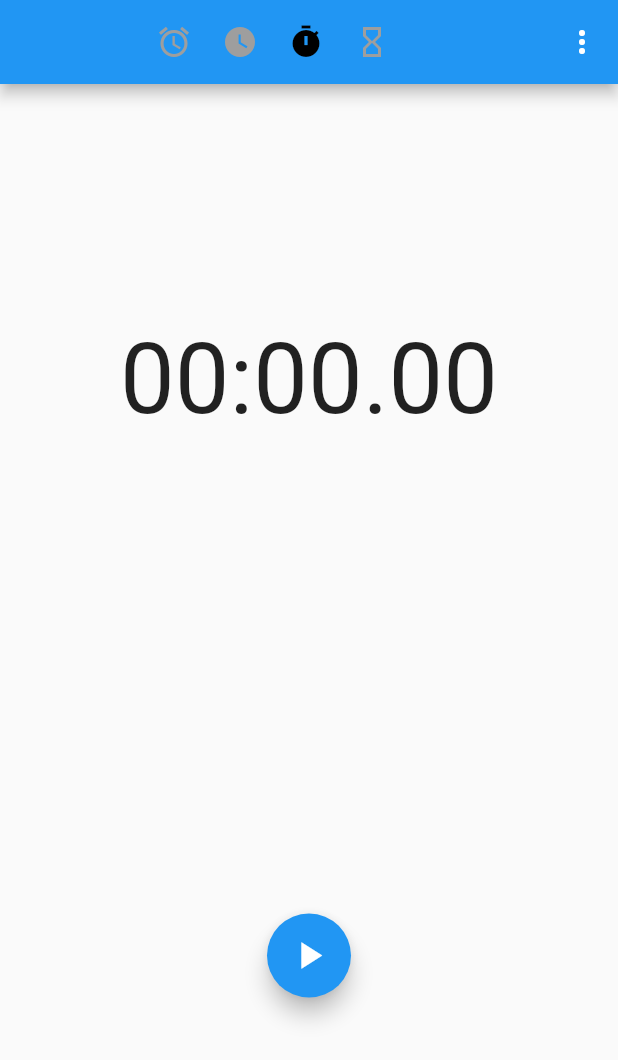
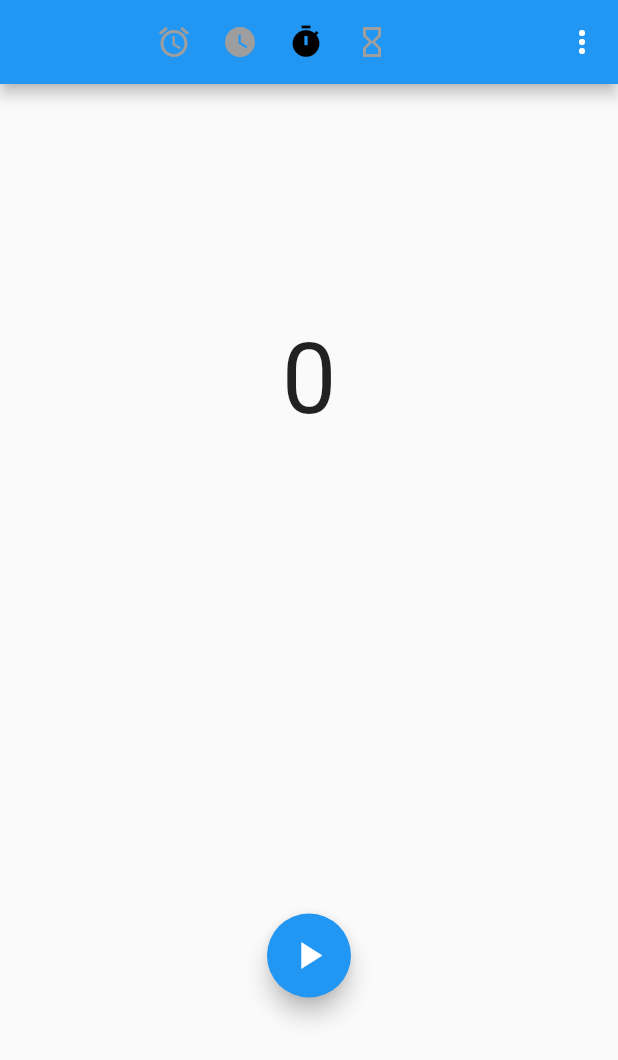
Before and after one commit to 20sw084/Clock, a Flutter app: the screen it shows after launch, after a tap on the "add" icon, after a tap on the "watch later" icon, after a tap on the "timer" icon, on a phone screen of 412 x 824 dp. Shown: the top 1060 px of the screen. Run offline on Flutter 3.47's test engine with Material 2 defaults, Android fonts, the phone set to English and light mode, and no system bars; our stand-ins replace analog_clock, flutter_native_timezone; missing offline and left inert: alphabet_scroll_view.

Commit message:
2nd prt UI done

```diff
--- a/lib/static_screen.dart
+++ b/lib/static_screen.dart
@@ -15,6 +15,7 @@ class _AlarmScreenState extends State<AlarmScreen> {
   int alarmItems = 5;
   int timezoneItems = 5;
   final stopwatch = Stopwatch();
+
   @override
   Widget build(BuildContext context) {
     return SafeArea(
@@ -126,7 +127,11 @@ class _AlarmScreenState extends State<AlarmScreen> {
                         padding: const EdgeInsets.all(50.0),
                         child: Column(
                           children: [
-                          Text("06:30:50",style: TextStyle(fontSize: 40,fontWeight: FontWeight.bold),),
+                            Text(
+                              "06:30:50",
+                              style: TextStyle(
+                                  fontSize: 40, fontWeight: FontWeight.bold),
+                            ),
                             Text("Current: 26/05/2023"),
                           ],
                         ),
@@ -152,7 +157,9 @@ class _AlarmScreenState extends State<AlarmScreen> {
                                   });
                                   Navigator.push(
                                     context,
-                                  MaterialPageRoute(builder: (context) => const SelectCityScreen()),
+                                    MaterialPageRoute(
+                                        builder: (context) =>
+                                            const SelectCityScreen()),
                                   );
                                 }),
                                 child: Icon(Icons.add),
@@ -168,21 +175,47 @@ class _AlarmScreenState extends State<AlarmScreen> {
                         child: Column(
                           mainAxisAlignment: MainAxisAlignment.spaceAround,
                           children: [
-                          Text("00:00.00", style: TextStyle(fontSize: 65,),),
-                          ((stopwatch.isRunning)?Row(
+                            Text(
+                              stopwatch.elapsedMilliseconds.toString(),
+                              style: TextStyle(
+                                fontSize: 65,
+                              ),
+                            ),
+                            ((stopwatch.isRunning)
+                                ? Row(
+                                    mainAxisAlignment:
+                                        MainAxisAlignment.spaceEvenly,
                                     children: [
                                       FloatingActionButton(
                                         onPressed: null,
-                                child: Icon(Icons.reset_tv,size: 30,),//Icon(Icons.play_arrow,size: 30,),
+                                        child: Icon(
+                                          Icons.reset_tv,
+                                          size: 30,
+                                        ), //Icon(Icons.play_arrow,size: 30,),
                                       ),
                                       FloatingActionButton(
-                                onPressed: null,
-                                child: Icon(Icons.pause,size: 30,),//Icon(Icons.play_arrow,size: 30,),
+                                        onPressed: () {
+                                          setState(() {
+                                            stopwatch.stop();
+                                          });
+                                        },
+                                        child: Icon(
+                                          Icons.pause,
+                                          size: 30,
+                                        ), //Icon(Icons.play_arrow,size: 30,),
                                       ),
                                     ],
-                          ):FloatingActionButton(
-                            onPressed: (){},
-                            child: Icon(Icons.play_arrow,size: 30,),//Icon(Icons.play_arrow,size: 30,),
+                                  )
+                                : FloatingActionButton(
+                                    onPressed: () {
+                                      setState(() {
+                                        stopwatch.start();
+                                      });
+                                    },
+                                    child: Icon(
+                                      Icons.play_arrow,
+                                      size: 30,
+                                    ), //Icon(Icons.play_arrow,size: 30,),
                                   )),
                             // FloatingActionButton(
                             //   onPressed: null,
```
Lines whose indentation alone changed are shown as unchanged.
